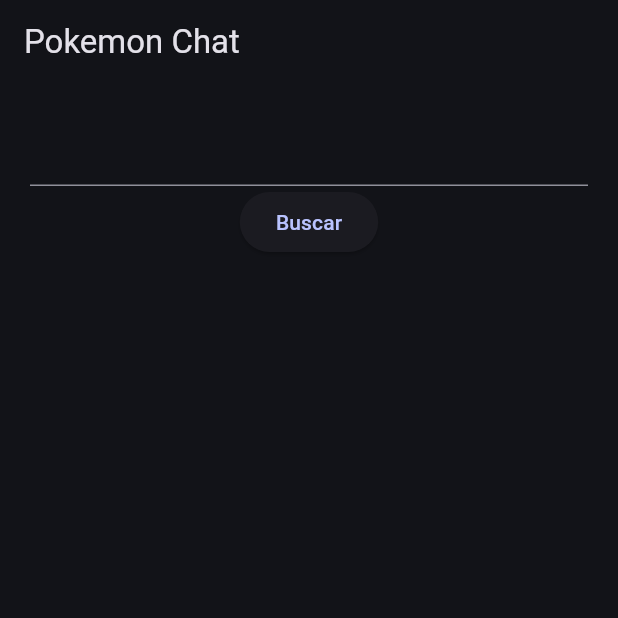
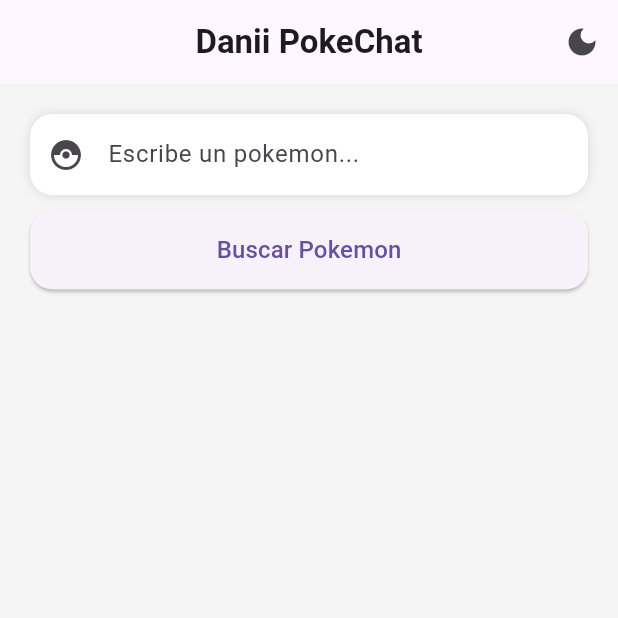
Before and after one commit to Daniel-Maza29/Pokemon, a Flutter app: the screen it shows after launch, on a phone screen of 412 x 824 dp, the top half of it. Run offline on Flutter 3.47's test engine with Material 3 defaults, Android fonts, the phone set to English and light mode, and no system bars; our stand-ins replace video_player.

Commit message:
Updated Danii PokeChat UI and animations

```diff
--- /dev/null
+++ b/tecnar_video2/lib/domain/entities/message.dart
@@ -0,0 +1,14 @@
+class Message {
+
+  final String text;
+
+  final bool isUser;
+
+  final String? imageUrl;
+
+  Message({
+    required this.text,
+    required this.isUser,
+    this.imageUrl,
+  });
+}
--- a/tecnar_video2/lib/main.dart
+++ b/tecnar_video2/lib/main.dart
@@ -1,6 +1,6 @@
 import 'package:flutter/material.dart';
 import 'package:provider/provider.dart';
-
+import 'presentation/providers/theme_provider.dart';
 import 'package:tecnar_video2/config/theme/app_theme.dart';
 import 'package:tecnar_video2/presentation/providers/chat_provider.dart';
 import 'package:tecnar_video2/presentation/screen/discover/chat_screen.dart';
@@ -9,6 +9,9 @@
   runApp(
     MultiProvider(
       providers: [
+        ChangeNotifierProvider(
+  create: (_) => ThemeProvider(),
+),
         ChangeNotifierProvider(
           create: (_) => ChatProvider(),
         ),
@@ -25,12 +28,21 @@
   @override
   Widget build(BuildContext context) {
 
-    return MaterialApp(
-      debugShowCheckedModeBanner: false,
-      title: 'Pokemon Chat',
-      theme: AppTheme().getTheme(),
+    final themeProvider = context.watch<ThemeProvider>();
 
-      home: ChatScreen(),
-    );
+return MaterialApp(
+
+  debugShowCheckedModeBanner: false,
+
+  title: 'Pokemon Chat',
+
+  themeMode: themeProvider.currentTheme,
+
+  theme: ThemeData.light(),
+
+  darkTheme: ThemeData.dark(),
+
+  home: ChatScreen(),
+);
   }
 }
--- a/tecnar_video2/lib/presentation/providers/chat_provider.dart
+++ b/tecnar_video2/lib/presentation/providers/chat_provider.dart
@@ -1,5 +1,5 @@
 import 'package:flutter/material.dart';
-
+import '../../domain/entities/message.dart';
 import '../../domain/entities/pokemon.dart';
 
 import '../../infrastucture/datasources/pokemon_datasource_impl.dart';
@@ -12,10 +12,24 @@
   );
 
   Pokemon? pokemon;
+  List<Message> messages = [];
+  bool isLoading = false;
+
 
   String errorMessage = '';
 
   Future<void> searchPokemon(String name) async {
+
+  isLoading = true;
+
+  messages.add(
+    Message(
+      text: name,
+      isUser: true,
+    ),
+  );
+
+  notifyListeners();
 
   try {
 
@@ -23,13 +37,29 @@
 
     pokemon = await repository.getPokemon(name);
 
+    messages.add(
+      Message(
+        text: pokemon!.name,
+        isUser: false,
+        imageUrl: pokemon!.image,
+      ),
+    );
+
   } catch (e) {
 
     pokemon = null;
 
     errorMessage = 'Pokemon no encontrado';
+
+    messages.add(
+      Message(
+        text: 'Pokemon no encontrado',
+        isUser: false,
+      ),
+    );
   }
 
+  isLoading = false;
+
   notifyListeners();
-  }
-}
+}}
--- /dev/null
+++ b/tecnar_video2/lib/presentation/providers/theme_provider.dart
@@ -0,0 +1,16 @@
+import 'package:flutter/material.dart';
+
+class ThemeProvider extends ChangeNotifier {
+
+  bool isDarkMode = false;
+
+  ThemeMode get currentTheme =>
+      isDarkMode ? ThemeMode.dark : ThemeMode.light;
+
+  void toggleTheme() {
+
+    isDarkMode = !isDarkMode;
+
+    notifyListeners();
+  }
+}
--- a/tecnar_video2/lib/presentation/screen/discover/chat_screen.dart
+++ b/tecnar_video2/lib/presentation/screen/discover/chat_screen.dart
@@ -1,6 +1,6 @@
 import 'package:flutter/material.dart';
 import 'package:provider/provider.dart';
-
+import '../../providers/theme_provider.dart';
 import '../../providers/chat_provider.dart';
 
 class ChatScreen extends StatelessWidget {
@@ -13,56 +13,245 @@
   Widget build(BuildContext context) {
 
     final provider = context.watch<ChatProvider>();
+    final themeProvider = context.watch<ThemeProvider>();
 
     return Scaffold(
+
+      backgroundColor: Colors.grey[100],
+
       appBar: AppBar(
-        title: const Text('Pokemon Chat'),
+
+  title: const Text(
+    'Danii PokeChat',
+    style: TextStyle(
+      fontWeight: FontWeight.bold,
     ),
+  ),
+
+  centerTitle: true,
+
+  elevation: 0,
+
+  actions: [
+
+    IconButton(
+
+      onPressed: () {
+
+        themeProvider.toggleTheme();
+      },
+
+      icon: Icon(
+
+        themeProvider.isDarkMode
+            ? Icons.light_mode
+            : Icons.dark_mode,
+      ),
+    ),
+  ],
+),
+
       body: Padding(
         padding: const EdgeInsets.all(20),
+
         child: Column(
           children: [
 
-    TextField(
-      controller: controller,
+            // INPUT
+            Container(
+
+              decoration: BoxDecoration(
+
+                color: Colors.white,
+
+                borderRadius: BorderRadius.circular(15),
+
+                boxShadow: const [
+
+                  BoxShadow(
+                    color: Colors.black12,
+                    blurRadius: 5,
+                  ),
+                ],
               ),
 
-    ElevatedButton(
+              child: TextField(
+
+                controller: controller,
+
+                decoration: const InputDecoration(
+
+                  hintText: 'Escribe un pokemon...',
+
+                  prefixIcon: Icon(Icons.catching_pokemon),
+
+                  border: InputBorder.none,
+
+                  contentPadding: EdgeInsets.all(15),
+                ),
+              ),
+            ),
+
+            const SizedBox(height: 10),
+
+            // BOTON
+            SizedBox(
+
+              width: double.infinity,
+
+              child: ElevatedButton(
+
+                style: ElevatedButton.styleFrom(
+
+                  padding: const EdgeInsets.symmetric(
+                    vertical: 15,
+                  ),
+
+                  shape: RoundedRectangleBorder(
+                    borderRadius: BorderRadius.circular(15),
+                  ),
+                ),
+
                 onPressed: () {
+
                   provider.searchPokemon(
                     controller.text
                         .trim()
                         .toLowerCase(),
                   );
+
+                  controller.clear();
                 },
-      child: const Text('Buscar'),
+
+                child: const Text(
+                  'Buscar Pokemon',
+                  style: TextStyle(fontSize: 16),
+                ),
+              ),
             ),
 
             const SizedBox(height: 20),
 
             if(provider.errorMessage.isNotEmpty)
+
               Text(
+
                 provider.errorMessage,
+
                 style: const TextStyle(
                   color: Colors.red,
                   fontSize: 18,
                 ),
               ),
 
-    if(provider.pokemon != null)
-      Column(
+            // MENSAJES
+            Expanded(
+
+              child: ListView.separated(
+
+  itemCount: provider.messages.length,
+
+  separatorBuilder: (_, __) =>
+      const SizedBox(height: 5),
+
+  itemBuilder: (context, index) {
+
+    final message = provider.messages[index];
+
+    return AnimatedContainer(
+
+      duration: const Duration(milliseconds: 400),
+
+      curve: Curves.easeInOut,
+
+      child: AnimatedOpacity(
+
+        duration: const Duration(milliseconds: 500),
+
+        opacity: 1,
+
+        child: Align(
+
+          alignment: message.isUser
+              ? Alignment.centerRight
+              : Alignment.centerLeft,
+
+          child: Container(
+
+            margin: const EdgeInsets.symmetric(
+              vertical: 5,
+              horizontal: 10,
+            ),
+
+            padding: const EdgeInsets.symmetric(
+              horizontal: 15,
+              vertical: 12,
+            ),
+
+            decoration: BoxDecoration(
+
+              color: message.isUser
+                  ? Colors.blue
+                  : Colors.white,
+
+              borderRadius: BorderRadius.circular(20),
+
+              boxShadow: const [
+
+                BoxShadow(
+                  color: Colors.black12,
+                  blurRadius: 4,
+                ),
+              ],
+            ),
+
+            child: Column(
+
+              crossAxisAlignment:
+                  CrossAxisAlignment.start,
+
               children: [
 
-          Image.network(
-            provider.pokemon!.image,
-            height: 150,
+                Text(
+
+                  message.text,
+
+                  style: TextStyle(
+
+                    color: message.isUser
+                        ? Colors.white
+                        : Colors.black,
+
+                    fontSize: 16,
+                  ),
                 ),
 
-          Text(provider.pokemon!.name),
-          Text(provider.pokemon!.type),
-          Text(provider.pokemon!.ability),
+                if(message.imageUrl != null)
+
+                  Padding(
+
+                    padding: const EdgeInsets.only(top: 10),
+
+                    child: ClipRRect(
+
+                      borderRadius:
+                          BorderRadius.circular(15),
+
+                      child: Image.network(
+                        message.imageUrl!,
+                        height: 120,
+                      ),
+                    ),
+                  ),
               ],
-      )
+            ),
+          ),
+        ),
+      ),
+    );
+  },
+),
+            ),
           ],
         ),
       ),
```
Lines whose indentation alone changed are shown as unchanged.
